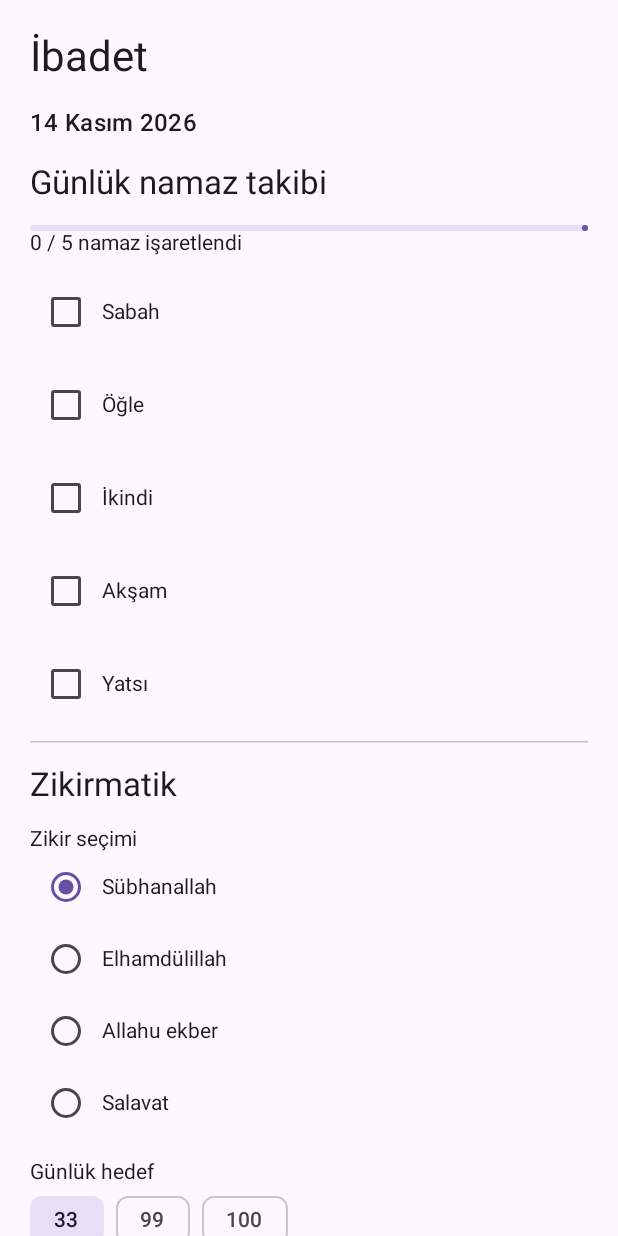
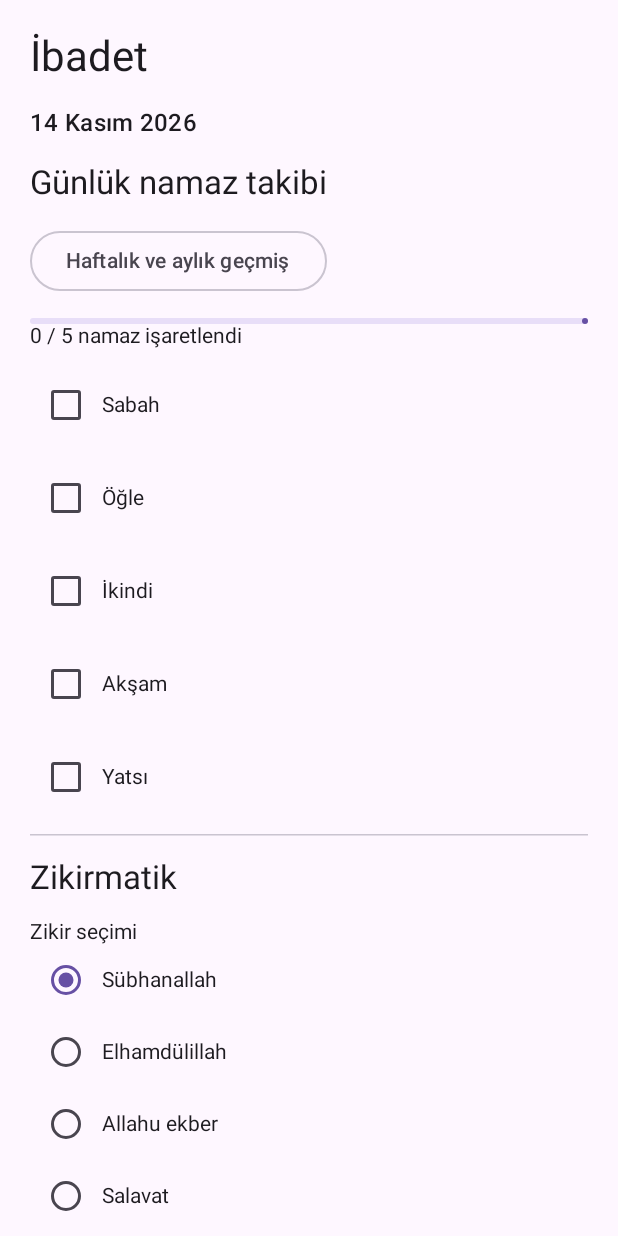
Before and after one commit to caglar-yildiz/Namaz, an Android app built with Jetpack Compose: the composable WorshipScreen shown on its own in the app's theme, on a phone screen of 412 x 824 dp. Run offline under Robolectric (Android 15) with nearby library versions, the phone set to English and light mode, and no system bars.

Commit message:
feat: link worship history from daily worship tab

```diff
--- a/app/src/main/java/com/namaz/app/WorshipScreen.kt
+++ b/app/src/main/java/com/namaz/app/WorshipScreen.kt
@@ -14,6 +14,14 @@ import java.util.Locale
 @Composable
 fun WorshipScreen() {
     val context = LocalContext.current
+    var showHistory by remember { mutableStateOf(false) }
+    if (showHistory) {
+        Column {
+            TextButton(onClick = { showHistory = false }) { Text("← İbadet ekranına dön") }
+            WorshipHistoryScreen()
+        }
+        return
+    }
     val date = WorshipStore.today()
     val checked = remember(date) {
         mutableStateMapOf<String, Boolean>().apply {
@@ -39,6 +47,7 @@ fun WorshipScreen() {
                 style = MaterialTheme.typography.titleMedium)
         }
         item { Text("Günlük namaz takibi", style = MaterialTheme.typography.titleLarge) }
+        item { OutlinedButton(onClick = { showHistory = true }) { Text("Haftalık ve aylık geçmiş") } }
         item {
             LinearProgressIndicator(
                 progress = { completedCount / 5f },
```
